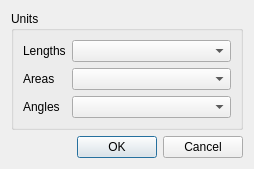
Before: the Qt Designer form Pdf4QtEditorPlugins/DimensionsPlugin/settingsdialog.ui in studio-berry/loop, drawn with Qt 5.
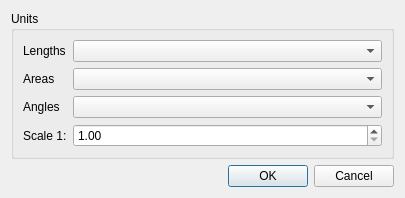
After: the same form once the commit is applied.

```diff
--- a/Pdf4QtEditorPlugins/DimensionsPlugin/settingsdialog.ui
+++ b/Pdf4QtEditorPlugins/DimensionsPlugin/settingsdialog.ui
@@ -6,8 +6,8 @@
    <rect>
     <x>0</x>
     <y>0</y>
-    <width>254</width>
-    <height>165</height>
+    <width>405</width>
+    <height>186</height>
    </rect>
   </property>
   <property name="windowTitle">
@@ -50,6 +50,23 @@
       <item row="2" column="1">
        <widget class="QComboBox" name="anglesComboBox"/>
       </item>
+      <item row="3" column="1">
+       <widget class="QDoubleSpinBox" name="scaleEdit">
+        <property name="minimum">
+         <double>1.000000000000000</double>
+        </property>
+        <property name="maximum">
+         <double>1000000.000000000000000</double>
+        </property>
+       </widget>
+      </item>
+      <item row="3" column="0">
+       <widget class="QLabel" name="scaleLabel">
+        <property name="text">
+         <string>Scale 1:</string>
+        </property>
+       </widget>
+      </item>
      </layout>
     </widget>
    </item>
```
Left out of the diff: 4 changed lines with no effect on the pictures.
